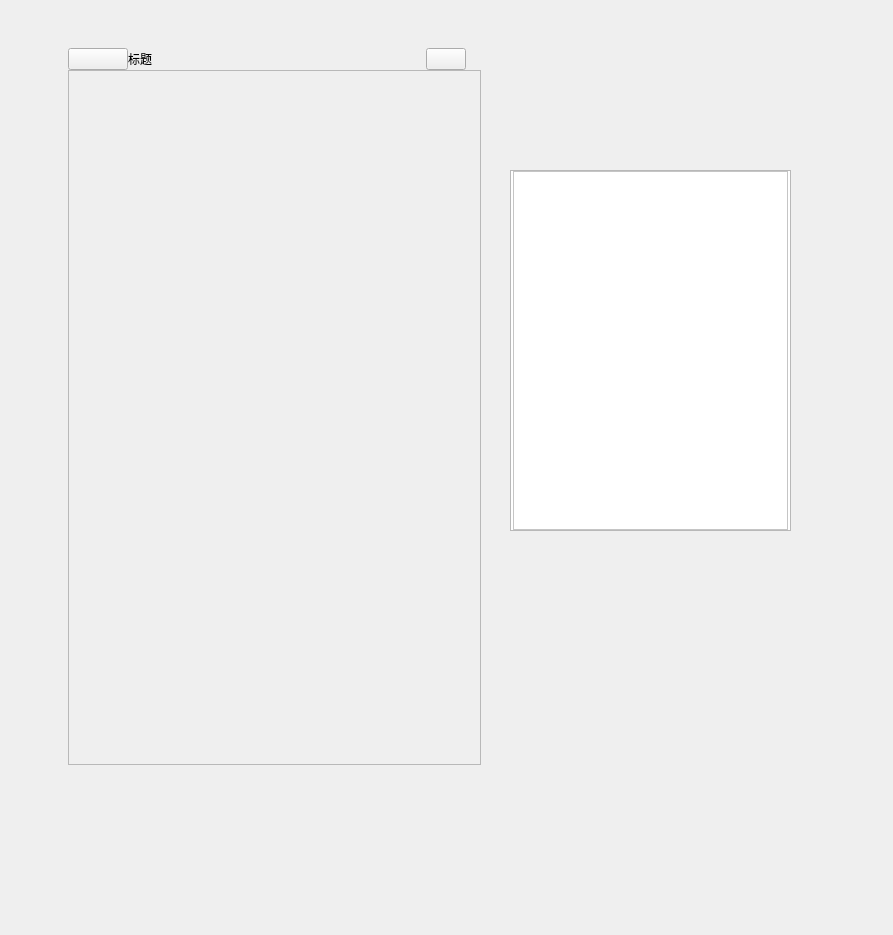
Above: source/Main/MainWin.ui from yxingqin/CulcaMaid before the change. Below: the same form after it.
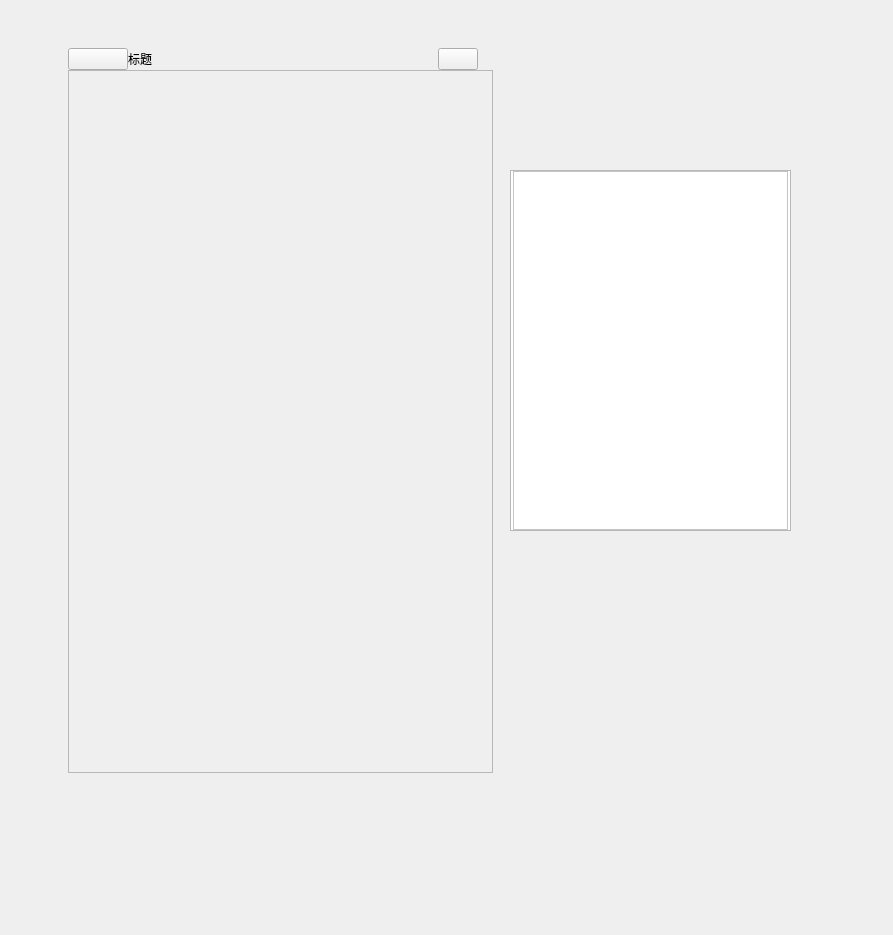
That is the form after the change. Icons and pictures are not drawn. Custom widgets are drawn as their Qt base class.

The edit to the form file:
```diff
--- a/source/Main/MainWin.ui
+++ b/source/Main/MainWin.ui
@@ -102,8 +102,8 @@
     <rect>
      <x>60</x>
      <y>40</y>
-     <width>429</width>
-     <height>733</height>
+     <width>441</width>
+     <height>741</height>
     </rect>
    </property>
    <property name="sizePolicy">
```
